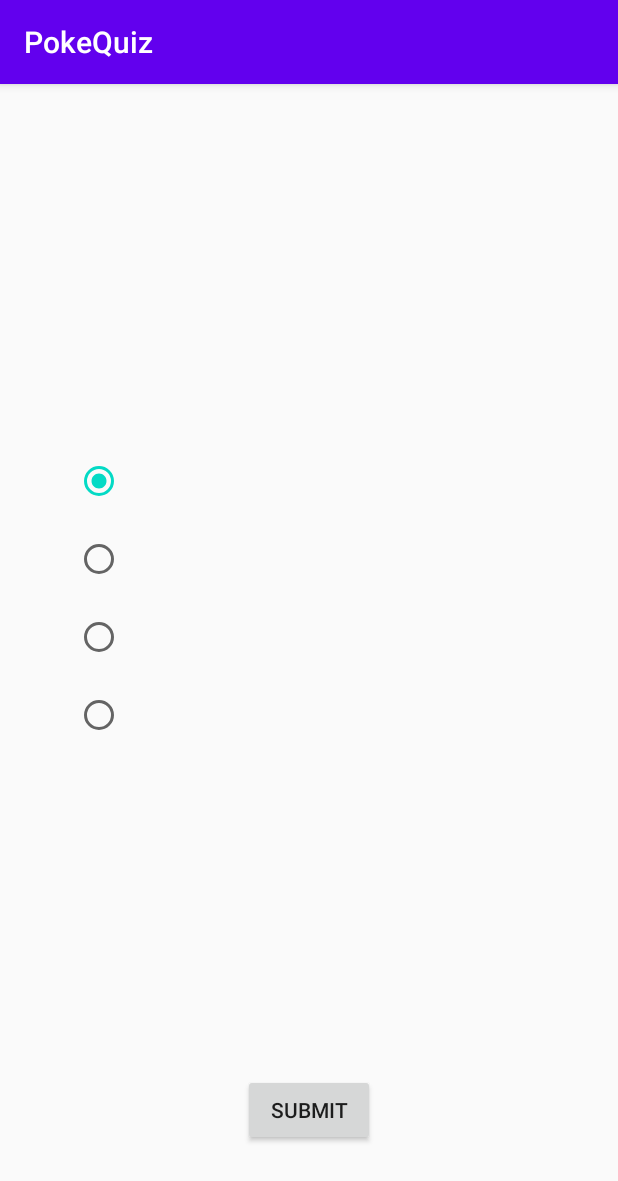
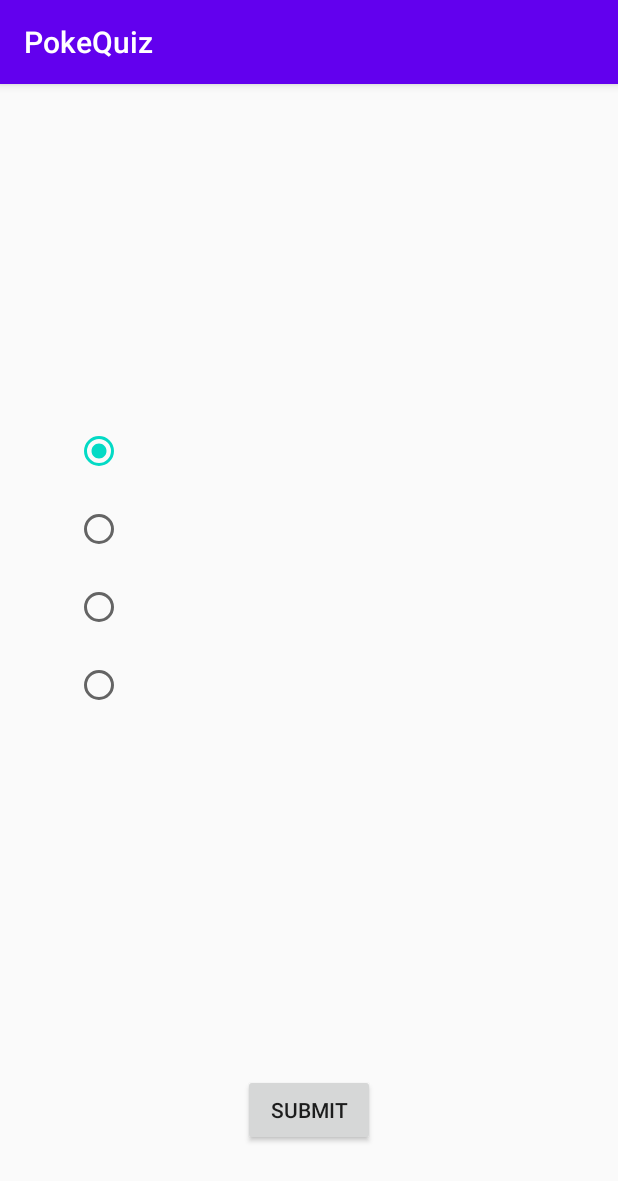
Before and after one commit to edersonmberti/pokequiz, an Android app: the GameFragment screen opened through its navigation route, on a phone screen of 412 x 824 dp. Shown: the top 1181 px of the screen. Run offline under Robolectric (Android 15) with nearby library versions, the phone set to English and light mode, and no system bars; our stand-ins replace data binding; 1 statement that could not run was skipped.

Commit message:
update dimensions file

```diff
--- a/app/src/main/res/values/dimens.xml
+++ b/app/src/main/res/values/dimens.xml
@@ -6,7 +6,7 @@
 
     <dimen name="margin_answer_outside">50dp</dimen>
     <dimen name="margin_answer_inside">10dp</dimen>
-    <dimen name="margin_answer_top">120dp</dimen>
+    <dimen name="margin_answer_top">100dp</dimen>
     <dimen name="answer_text_size">18sp</dimen>
 
 </resources>
```
